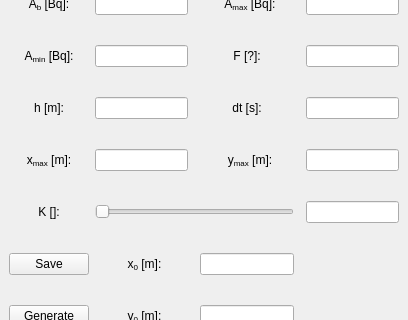
This is working_apps/detector_simulation/MainWindow.ui in urhtrinko/DroneRadioactivity_student_job as Qt 5 draws it before an edit; both pictures show x 0 to 408 and y 108 to 428 of the 408 by 657 pixel window. The edited form follows.
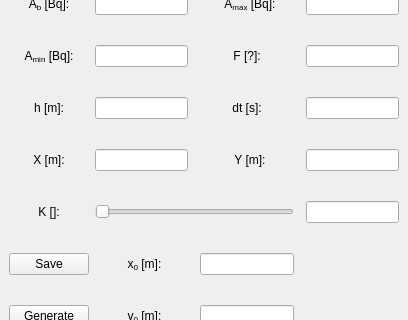
This is the edited form.

```diff
--- a/working_apps/detector_simulation/MainWindow.ui
+++ b/working_apps/detector_simulation/MainWindow.ui
@@ -86,7 +86,7 @@
     <item row="7" column="4" colspan="2">
      <widget class="QLabel" name="label_x_2">
       <property name="text">
-       <string>&lt;html&gt;&lt;head/&gt;&lt;body&gt;&lt;p align=&quot;center&quot;&gt;y&lt;span style=&quot; vertical-align:sub;&quot;&gt;max&lt;/span&gt; [m]:&lt;/p&gt;&lt;/body&gt;&lt;/html&gt;</string>
+       <string>&lt;html&gt;&lt;head/&gt;&lt;body&gt;&lt;p align=&quot;center&quot;&gt;Y [m]:&lt;/p&gt;&lt;/body&gt;&lt;/html&gt;</string>
       </property>
      </widget>
     </item>
@@ -137,7 +137,7 @@
     <item row="7" column="0" colspan="2">
      <widget class="QLabel" name="label_xmax">
       <property name="text">
-       <string>&lt;html&gt;&lt;head/&gt;&lt;body&gt;&lt;p align=&quot;center&quot;&gt;x&lt;span style=&quot; vertical-align:sub;&quot;&gt;max&lt;/span&gt; [m]:&lt;/p&gt;&lt;/body&gt;&lt;/html&gt;</string>
+       <string>&lt;html&gt;&lt;head/&gt;&lt;body&gt;&lt;p align=&quot;center&quot;&gt;X [m]:&lt;/p&gt;&lt;/body&gt;&lt;/html&gt;</string>
       </property>
      </widget>
     </item>
```
Left out of the diff: 12 changed lines with no effect on the pictures.
